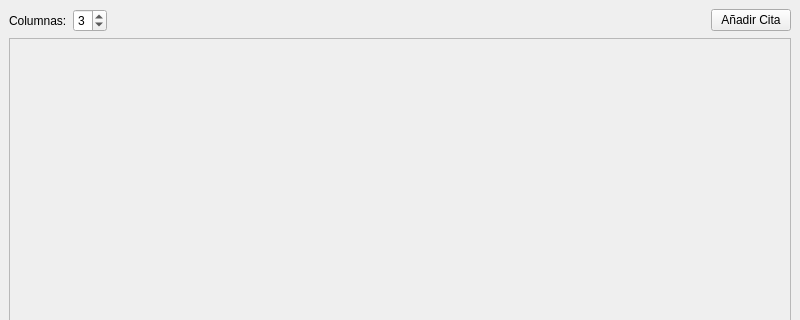
The window that ui/cita.ui (Damapa03/Veterinaria) describes before a commit, drawn with Qt 5; both pictures show x 0 to 800 and y 0 to 320 of the 800 by 600 pixel window.
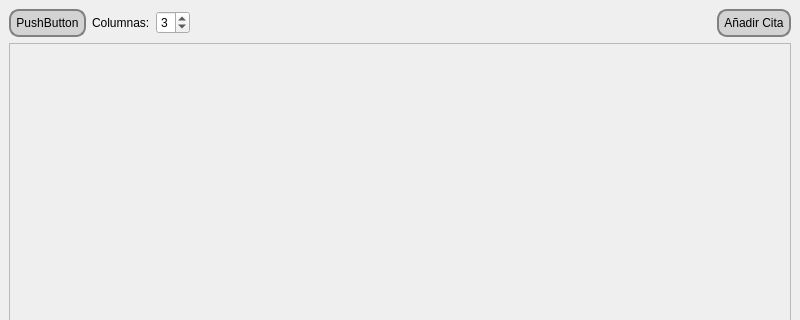
The same window after the commit. Icons and pictures are not drawn.

Commit message: ultimos ajustes ventana cita y funciona miento ventanas login y registro ok

What changed in the file:
```diff
--- a/ui/cita.ui
+++ b/ui/cita.ui
@@ -23,6 +23,30 @@
    <layout class="QVBoxLayout" name="verticalLayout">
     <item>
      <layout class="QHBoxLayout" name="horizontalLayout">
+      <item>
+       <widget class="QPushButton" name="pushButton">
+        <property name="styleSheet">
+         <string notr="true">QPushButton {
+    background-color: lightgray;
+    color: black;
+    border: 2px solid gray;
+    border-radius: 10px;
+    padding: 5px;
+}
+
+QPushButton:hover {
+    background-color: silver;
+}
+
+QPushButton:pressed {
+    background-color: darkgray;
+}</string>
+        </property>
+        <property name="text">
+         <string>PushButton</string>
+        </property>
+       </widget>
+      </item>
       <item>
        <widget class="QLabel" name="labelColumnas">
         <property name="text">
@@ -58,6 +82,23 @@
       </item>
       <item>
        <widget class="QPushButton" name="btnNuevaCita">
+        <property name="styleSheet">
+         <string notr="true">QPushButton {
+    background-color: lightgray;
+    color: black;
+    border: 2px solid gray;
+    border-radius: 10px;
+    padding: 5px;
+}
+
+QPushButton:hover {
+    background-color: silver;
+}
+
+QPushButton:pressed {
+    background-color: darkgray;
+}</string>
+        </property>
         <property name="text">
          <string>Añadir Cita</string>
         </property>
@@ -82,7 +123,7 @@
          <x>0</x>
          <y>0</y>
          <width>780</width>
-         <height>533</height>
+         <height>521</height>
         </rect>
        </property>
        <layout class="QGridLayout" name="gridLayout"/>
```
Left out of the diff: 8 changed lines with no effect on the pictures. The commit also changes 13 other files.
